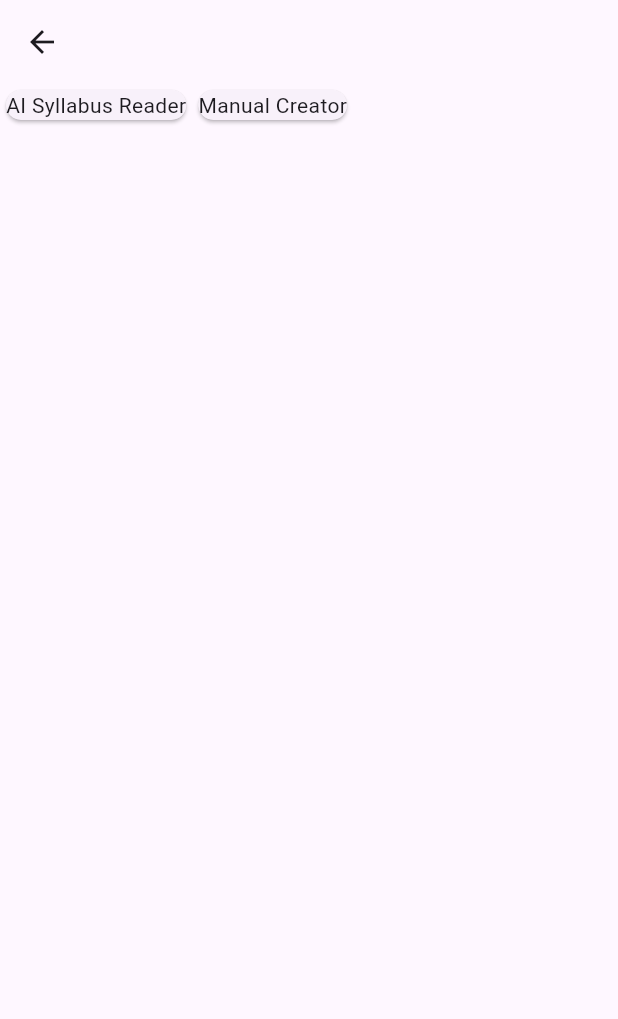
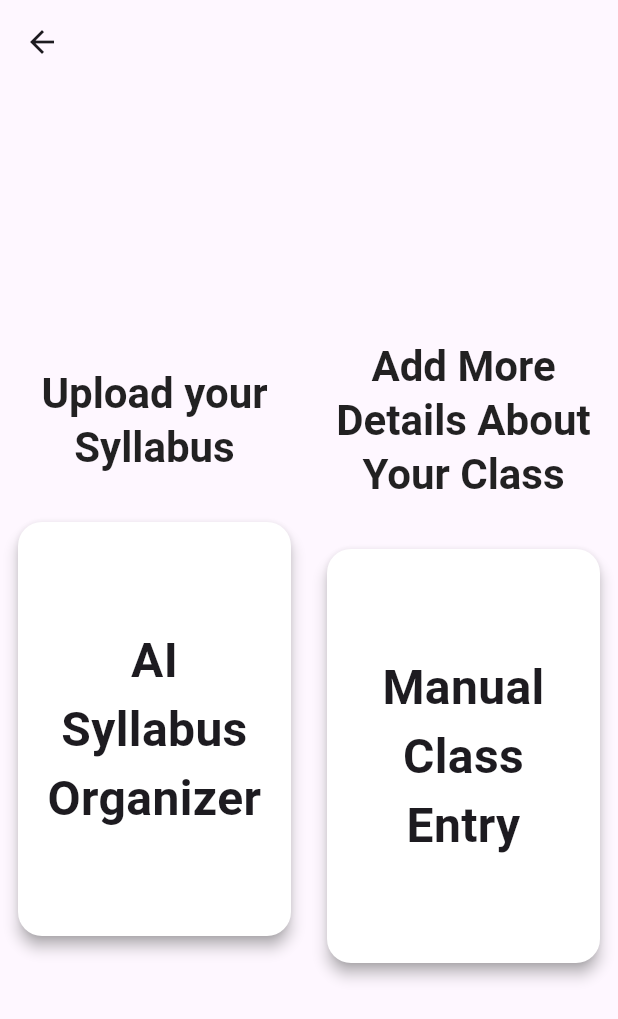
Before and after one commit to tyler-ham05/cruzhacks2025, a Flutter app: the ClassGenerator screen opened directly, on a phone screen of 412 x 824 dp. Shown: the top 1019 px of the screen. Run offline on Flutter 3.47's test engine with Material 3 defaults, Android fonts, the phone set to English and light mode, and no system bars; our stand-ins replace firebase_auth, firebase_core, flutter_gemini; missing offline and left inert: firebase_ui_auth; accounts and stored records are empty.

Commit message:
Updated UI

```diff
--- a/syllabi.AI/lib/class_generator.dart
+++ b/syllabi.AI/lib/class_generator.dart
@@ -9,18 +9,119 @@ class ClassGenerator extends StatelessWidget {
   Widget build(BuildContext context) {
     return Scaffold(
       appBar: AppBar(leading: BackButton(onPressed: (){Navigator.pop(context);}),),
-      body: Row(children: [
-        GestureDetector(onTap: (){Navigator.of(context).push(
-                      MaterialPageRoute(
-                        builder: (context) => const AiPrompter(),
+      body: Center(
+  child: Row(
+    mainAxisAlignment: MainAxisAlignment.center,
+    crossAxisAlignment: CrossAxisAlignment.start,
+    children: [
+      // Column 1
+      Expanded(
+        child: Column(
+          mainAxisAlignment: MainAxisAlignment.center,
+          children: [
+            Text(
+              "Upload your Syllabus",
+              textAlign: TextAlign.center,
+              style: Theme.of(context).textTheme.headlineMedium?.copyWith(
+                    fontWeight: FontWeight.bold,
+                    color: Colors.black87,
+                  ),
+            ),
+            const SizedBox(height: 20),
+            GestureDetector(
+              onTap: () {
+                Navigator.of(context).push(
+                  MaterialPageRoute(
+                    builder: (context) => const AiPrompter(),
+                  ),
+                );
+              },
+              child: SizedBox(
+                width: MediaQuery.sizeOf(context).width * 0.6,
+                height: 300,
+                child: Card(
+                  elevation: 4,
+                  color: const Color.fromARGB(255, 255, 255, 255),
+                  shape: RoundedRectangleBorder(
+                    borderRadius: BorderRadius.circular(16),
+                  ),
+                  margin: const EdgeInsets.all(12),
+                  shadowColor: Colors.grey,
+                  child: const Padding(
+                    padding: EdgeInsets.all(16),
+                    child: Center(
+                      child: Text(
+                        "AI Syllabus Organizer",
+                        style: TextStyle(
+                          fontSize: 32,
+                          fontWeight: FontWeight.bold,
+                        ),
+                        textAlign: TextAlign.center,
                       ),
-                    );}, child:Card(child: Text("AI Syllabus Reader"),)),
-        GestureDetector(onTap: (){Navigator.of(context).push(
-                      MaterialPageRoute(
-                        builder: (context) => const EntryFields(),
+                    ),
+                  ),
+                ),
+              ),
+            ),
+          ],
+        ),
+      ),
+
+      // Column 2
+      Expanded(
+        child: Column(
+          mainAxisAlignment: MainAxisAlignment.center,
+          children: [
+            Text(
+              "Add More Details About Your Class",
+              textAlign: TextAlign.center,
+              style: Theme.of(context).textTheme.headlineMedium?.copyWith(
+                    fontWeight: FontWeight.bold,
+                    color: Colors.black87,
+                  ),
+            ),
+            const SizedBox(height: 20),
+            GestureDetector(
+              onTap: () {
+                Navigator.of(context).push(
+                  MaterialPageRoute(
+                    builder: (context) => const EntryFields(),
+                  ),
+                );
+              },
+              child: SizedBox(
+                width: MediaQuery.sizeOf(context).width * 0.6,
+                height: 300,
+                child: Card(
+                  elevation: 4,
+                  color: const Color.fromARGB(255, 255, 255, 255),
+                  shape: RoundedRectangleBorder(
+                    borderRadius: BorderRadius.circular(16),
+                  ),
+                  margin: const EdgeInsets.all(12),
+                  shadowColor: Colors.grey,
+                  child: const Padding(
+                    padding: EdgeInsets.all(16),
+                    child: Center(
+                      child: Text(
+                        "Manual Class Entry",
+                        style: TextStyle(
+                          fontSize: 32,
+                          fontWeight: FontWeight.bold,
+                        ),
+                        textAlign: TextAlign.center,
                       ),
-                    );}, child:Card(child: Text("Manual Creator"),)),
-      ],)
+                    ),
+                  ),
+                ),
+              ),
+            ),
+          ],
+        ),
+      ),
+    ],
+  ),
+),
     );
   }
 }
```
